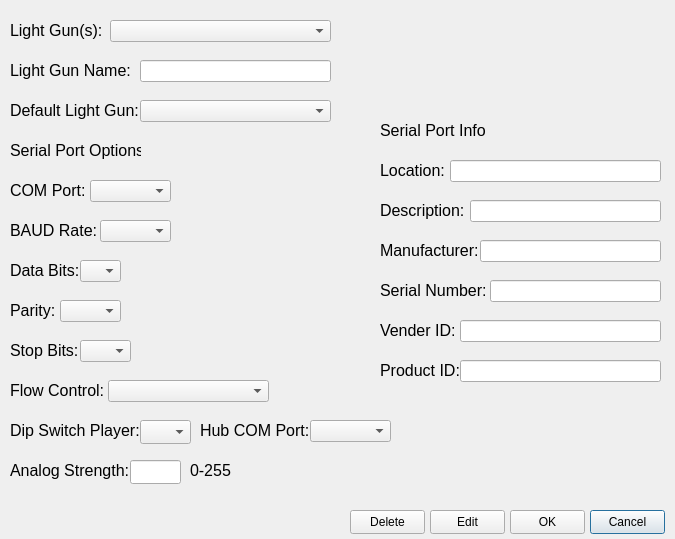
Old version of the form Windows/editLightGunWindow.ui in the repository 6Bolt/Hook-Of-The-Reaper.
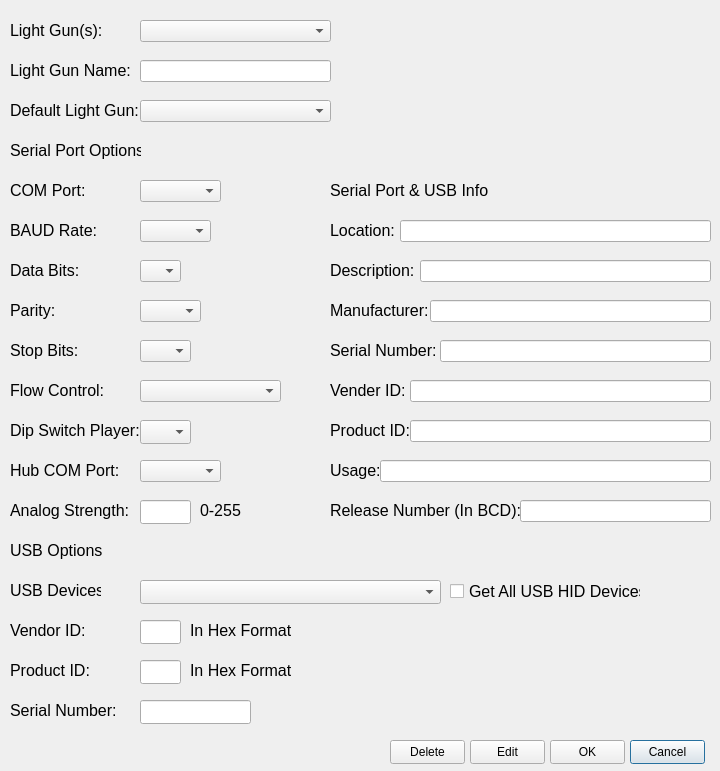
New version of the form.

Commit message: For v1.1.2 release. Added Support for Alien LG, which uses USB HID. Updated a lot of the windows.

```diff
--- a/Windows/editLightGunWindow.ui
+++ b/Windows/editLightGunWindow.ui
@@ -6,8 +6,8 @@
    <rect>
     <x>0</x>
     <y>0</y>
-    <width>675</width>
-    <height>539</height>
+    <width>720</width>
+    <height>771</height>
    </rect>
   </property>
   <property name="font">
@@ -183,9 +183,9 @@
   <widget class="QComboBox" name="savedLightGunsComboBox">
    <property name="geometry">
     <rect>
-     <x>110</x>
+     <x>140</x>
      <y>20</y>
-     <width>221</width>
+     <width>191</width>
      <height>22</height>
     </rect>
    </property>
@@ -216,7 +216,7 @@
   <widget class="QComboBox" name="baudSpeedComboBox">
    <property name="geometry">
     <rect>
-     <x>100</x>
+     <x>140</x>
      <y>220</y>
      <width>71</width>
      <height>22</height>
@@ -244,7 +244,7 @@
   <widget class="QComboBox" name="comPortComboBox">
    <property name="geometry">
     <rect>
-     <x>90</x>
+     <x>140</x>
      <y>180</y>
      <width>81</width>
      <height>22</height>
@@ -254,7 +254,7 @@
   <widget class="QComboBox" name="dataBitsComboBox">
    <property name="geometry">
     <rect>
-     <x>80</x>
+     <x>140</x>
      <y>260</y>
      <width>41</width>
      <height>22</height>
@@ -264,7 +264,7 @@
   <widget class="QComboBox" name="parityComboBox">
    <property name="geometry">
     <rect>
-     <x>60</x>
+     <x>140</x>
      <y>300</y>
      <width>61</width>
      <height>22</height>
@@ -274,7 +274,7 @@
   <widget class="QComboBox" name="stopBitsComboBox">
    <property name="geometry">
     <rect>
-     <x>80</x>
+     <x>140</x>
      <y>340</y>
      <width>51</width>
      <height>22</height>
@@ -284,9 +284,9 @@
   <widget class="QComboBox" name="flowControlComboBox">
    <property name="geometry">
     <rect>
-     <x>108</x>
+     <x>140</x>
      <y>380</y>
-     <width>161</width>
+     <width>141</width>
      <height>22</height>
     </rect>
    </property>
@@ -294,8 +294,8 @@
   <widget class="QPushButton" name="cancelPushButton">
    <property name="geometry">
     <rect>
-     <x>590</x>
-     <y>510</y>
+     <x>630</x>
+     <y>740</y>
      <width>75</width>
      <height>24</height>
     </rect>
@@ -315,8 +315,8 @@
   <widget class="QPushButton" name="okPushButton">
    <property name="geometry">
     <rect>
-     <x>510</x>
-     <y>510</y>
+     <x>550</x>
+     <y>740</y>
      <width>75</width>
      <height>24</height>
     </rect>
@@ -336,8 +336,8 @@
   <widget class="QPushButton" name="editPushButton">
    <property name="geometry">
     <rect>
-     <x>430</x>
-     <y>510</y>
+     <x>470</x>
+     <y>740</y>
      <width>75</width>
      <height>24</height>
     </rect>
@@ -357,9 +357,9 @@
   <widget class="QLabel" name="label_19">
    <property name="geometry">
     <rect>
-     <x>380</x>
-     <y>110</y>
-     <width>111</width>
+     <x>330</x>
+     <y>170</y>
+     <width>161</width>
      <height>41</height>
     </rect>
    </property>
@@ -369,15 +369,15 @@
     </font>
    </property>
    <property name="text">
-    <string>Serial Port Info</string>
+    <string>Serial Port &amp; USB Info</string>
    </property>
   </widget>
   <widget class="QLineEdit" name="locationLlineEdit">
    <property name="geometry">
     <rect>
-     <x>450</x>
-     <y>160</y>
-     <width>211</width>
+     <x>400</x>
+     <y>220</y>
+     <width>311</width>
      <height>22</height>
     </rect>
    </property>
@@ -393,8 +393,8 @@
   <widget class="QLabel" name="label_14">
    <property name="geometry">
     <rect>
-     <x>380</x>
-     <y>190</y>
+     <x>330</x>
+     <y>250</y>
      <width>91</width>
      <height>41</height>
     </rect>
@@ -411,9 +411,9 @@
   <widget class="QLineEdit" name="descriptionLineEdit">
    <property name="geometry">
     <rect>
-     <x>470</x>
-     <y>200</y>
-     <width>191</width>
+     <x>420</x>
+     <y>260</y>
+     <width>291</width>
      <height>22</height>
     </rect>
    </property>
@@ -429,9 +429,9 @@
   <widget class="QLineEdit" name="manufactureLineEdit">
    <property name="geometry">
     <rect>
-     <x>480</x>
-     <y>240</y>
-     <width>181</width>
+     <x>430</x>
+     <y>300</y>
+     <width>281</width>
      <height>22</height>
     </rect>
    </property>
@@ -447,8 +447,8 @@
   <widget class="QLabel" name="label_15">
    <property name="geometry">
     <rect>
-     <x>380</x>
-     <y>230</y>
+     <x>330</x>
+     <y>290</y>
      <width>101</width>
      <height>41</height>
     </rect>
@@ -465,9 +465,9 @@
   <widget class="QLineEdit" name="vendorIDLineEdit">
    <property name="geometry">
     <rect>
-     <x>460</x>
-     <y>320</y>
-     <width>201</width>
+     <x>410</x>
+     <y>380</y>
+     <width>301</width>
      <height>22</height>
     </rect>
    </property>
@@ -483,9 +483,9 @@
   <widget class="QLineEdit" name="serialNumLineEdit">
    <property name="geometry">
     <rect>
-     <x>490</x>
-     <y>280</y>
-     <width>171</width>
+     <x>440</x>
+     <y>340</y>
+     <width>271</width>
      <height>22</height>
     </rect>
    </property>
@@ -501,8 +501,8 @@
   <widget class="QLabel" name="label_17">
    <property name="geometry">
     <rect>
-     <x>380</x>
-     <y>310</y>
+     <x>330</x>
+     <y>370</y>
      <width>81</width>
      <height>41</height>
     </rect>
@@ -519,8 +519,8 @@
   <widget class="QLabel" name="label_18">
    <property name="geometry">
     <rect>
-     <x>380</x>
-     <y>350</y>
+     <x>330</x>
+     <y>410</y>
      <width>81</width>
      <height>41</height>
     </rect>
@@ -537,9 +537,9 @@
   <widget class="QLineEdit" name="productIDLineEdit">
    <property name="geometry">
     <rect>
-     <x>460</x>
-     <y>360</y>
-     <width>201</width>
+     <x>410</x>
+     <y>420</y>
+     <width>301</width>
      <height>22</height>
     </rect>
    </property>
@@ -550,8 +550,8 @@
   <widget class="QLabel" name="label_16">
    <property name="geometry">
     <rect>
-     <x>380</x>
-     <y>270</y>
+     <x>330</x>
+     <y>330</y>
      <width>111</width>
      <height>41</height>
     </rect>
@@ -568,8 +568,8 @@
   <widget class="QLabel" name="label_20">
    <property name="geometry">
     <rect>
-     <x>380</x>
-     <y>150</y>
+     <x>330</x>
+     <y>210</y>
      <width>71</width>
      <height>41</height>
     </rect>
@@ -586,8 +586,8 @@
   <widget class="QPushButton" name="deletePushButton">
    <property name="geometry">
     <rect>
-     <x>350</x>
-     <y>510</y>
+     <x>390</x>
+     <y>740</y>
      <width>75</width>
      <height>24</height>
     </rect>
@@ -639,7 +639,7 @@
    <property name="geometry">
     <rect>
      <x>10</x>
-     <y>450</y>
+     <y>490</y>
      <width>121</width>
      <height>41</height>
     </rect>
@@ -659,8 +659,8 @@
    </property>
    <property name="geometry">
     <rect>
-     <x>130</x>
-     <y>460</y>
+     <x>140</x>
+     <y>500</y>
      <width>51</width>
      <height>24</height>
     </rect>
@@ -677,8 +677,8 @@
   <widget class="QLabel" name="label_12">
    <property name="geometry">
     <rect>
-     <x>190</x>
-     <y>450</y>
+     <x>200</x>
+     <y>490</y>
      <width>51</width>
      <height>41</height>
     </rect>
@@ -695,8 +695,8 @@
   <widget class="QLabel" name="label_21">
    <property name="geometry">
     <rect>
-     <x>200</x>
-     <y>410</y>
+     <x>10</x>
+     <y>450</y>
      <width>111</width>
      <height>41</height>
     </rect>
@@ -713,8 +713,8 @@
   <widget class="QComboBox" name="hubComComboBox">
    <property name="geometry">
     <rect>
-     <x>310</x>
-     <y>420</y>
+     <x>140</x>
+     <y>460</y>
      <width>81</width>
      <height>22</height>
     </rect>
@@ -725,6 +725,303 @@
     </font>
    </property>
   </widget>
+  <widget class="QLineEdit" name="usageLineEdit">
+   <property name="geometry">
+    <rect>
+     <x>380</x>
+     <y>460</y>
+     <width>331</width>
+     <height>22</height>
+    </rect>
+   </property>
+   <property name="font">
+    <font>
+     <pointsize>10</pointsize>
+    </font>
+   </property>
+   <property name="alignment">
+    <set>Qt::AlignmentFlag::AlignRight|Qt::AlignmentFlag::AlignTrailing|Qt::AlignmentFlag::AlignVCenter</set>
+   </property>
+  </widget>
+  <widget class="QLineEdit" name="releaseNumLineEdit">
+   <property name="geometry">
+    <rect>
+     <x>520</x>
+     <y>500</y>
+     <width>191</width>
+     <height>22</height>
+    </rect>
+   </property>
+   <property name="font">
+    <font>
+     <pointsize>10</pointsize>
+    </font>
+   </property>
+   <property name="alignment">
+    <set>Qt::AlignmentFlag::AlignRight|Qt::AlignmentFlag::AlignTrailing|Qt::AlignmentFlag::AlignVCenter</set>
+   </property>
+  </widget>
+  <widget class="QLabel" name="label_22">
+   <property name="geometry">
+    <rect>
+     <x>330</x>
+     <y>450</y>
+     <width>51</width>
+     <height>41</height>
+    </rect>
+   </property>
+   <property name="font">
+    <font>
+     <pointsize>12</pointsize>
+    </font>
+   </property>
+   <property name="text">
+    <string>Usage:</string>
+   </property>
+  </widget>
+  <widget class="QLabel" name="label_28">
+   <property name="geometry">
+    <rect>
+     <x>330</x>
+     <y>490</y>
+     <width>191</width>
+     <height>41</height>
+    </rect>
+   </property>
+   <property name="font">
+    <font>
+     <pointsize>12</pointsize>
+    </font>
+   </property>
+   <property name="text">
+    <string>Release Number (In BCD):</string>
+   </property>
+  </widget>
+  <widget class="QLabel" name="label_27">
+   <property name="geometry">
+    <rect>
+     <x>10</x>
+     <y>570</y>
+     <width>91</width>
+     <height>41</height>
+    </rect>
+   </property>
+   <property name="font">
+    <font>
+     <pointsize>12</pointsize>
+    </font>
+   </property>
+   <property name="text">
+    <string>USB Devices:</string>
+   </property>
+  </widget>
+  <widget class="QLineEdit" name="productIDUSBLineEdit">
+   <property name="geometry">
+    <rect>
+     <x>140</x>
+     <y>660</y>
+     <width>41</width>
+     <height>24</height>
+    </rect>
+   </property>
+   <property name="font">
+    <font>
+     <pointsize>10</pointsize>
+    </font>
+   </property>
+   <property name="alignment">
+    <set>Qt::AlignmentFlag::AlignRight|Qt::AlignmentFlag::AlignTrailing|Qt::AlignmentFlag::AlignVCenter</set>
+   </property>
+   <property name="readOnly">
+    <bool>true</bool>
+   </property>
+  </widget>
+  <widget class="QLineEdit" name="serialUSBLineEdit">
+   <property name="geometry">
+    <rect>
+     <x>140</x>
+     <y>700</y>
+     <width>111</width>
+     <height>24</height>
+    </rect>
+   </property>
+   <property name="font">
+    <font>
+     <pointsize>10</pointsize>
+    </font>
+   </property>
+   <property name="alignment">
+    <set>Qt::AlignmentFlag::AlignRight|Qt::AlignmentFlag::AlignTrailing|Qt::AlignmentFlag::AlignVCenter</set>
+   </property>
+   <property name="readOnly">
+    <bool>true</bool>
+   </property>
+  </widget>
+  <widget class="QLabel" name="label_23">
+   <property name="geometry">
+    <rect>
+     <x>10</x>
+     <y>610</y>
+     <width>81</width>
+     <height>41</height>
+    </rect>
+   </property>
+   <property name="font">
+    <font>
+     <pointsize>12</pointsize>
+    </font>
+   </property>
+   <property name="text">
+    <string>Vendor ID:</string>
+   </property>
+  </widget>
+  <widget class="QLabel" name="label_24">
+   <property name="geometry">
+    <rect>
+     <x>10</x>
+     <y>530</y>
+     <width>131</width>
+     <height>41</height>
+    </rect>
+   </property>
+   <property name="font">
+    <font>
+     <pointsize>12</pointsize>
+    </font>
+   </property>
+   <property name="text">
+    <string>USB Options</string>
+   </property>
+   <property name="alignment">
+    <set>Qt::AlignmentFlag::AlignLeading|Qt::AlignmentFlag::AlignLeft|Qt::AlignmentFlag::AlignVCenter</set>
+   </property>
+  </widget>
+  <widget class="QComboBox" name="usbDevicesComboBox">
+   <property name="geometry">
+    <rect>
+     <x>140</x>
+     <y>580</y>
+     <width>301</width>
+     <height>24</height>
+    </rect>
+   </property>
+   <property name="font">
+    <font>
+     <pointsize>10</pointsize>
+    </font>
+   </property>
+  </widget>
+  <widget class="QLabel" name="label_25">
+   <property name="geometry">
+    <rect>
+     <x>10</x>
+     <y>650</y>
+     <width>81</width>
+     <height>41</height>
+    </rect>
+   </property>
+   <property name="font">
+    <font>
+     <pointsize>12</pointsize>
+    </font>
+   </property>
+   <property name="text">
+    <string>Product ID:</string>
+   </property>
+  </widget>
+  <widget class="QLabel" name="label_26">
+   <property name="geometry">
+    <rect>
+     <x>190</x>
+     <y>650</y>
+     <width>101</width>
+     <height>41</height>
+    </rect>
+   </property>
+   <property name="font">
+    <font>
+     <pointsize>12</pointsize>
+    </font>
+   </property>
+   <property name="text">
+    <string>In Hex Format</string>
+   </property>
+  </widget>
+  <widget class="QLabel" name="label_29">
+   <property name="geometry">
+    <rect>
+     <x>190</x>
+     <y>610</y>
+     <width>101</width>
+     <height>41</height>
+    </rect>
+   </property>
+   <property name="font">
+    <font>
+     <pointsize>12</pointsize>
+    </font>
+   </property>
+   <property name="text">
+    <string>In Hex Format</string>
+   </property>
+  </widget>
+  <widget class="QLineEdit" name="vendorIDUSBLineEdit">
+   <property name="geometry">
+    <rect>
+     <x>140</x>
+     <y>620</y>
+     <width>41</width>
+     <height>24</height>
+    </rect>
+   </property>
+   <property name="font">
+    <font>
+     <pointsize>10</pointsize>
+    </font>
+   </property>
+   <property name="alignment">
+    <set>Qt::AlignmentFlag::AlignRight|Qt::AlignmentFlag::AlignTrailing|Qt::AlignmentFlag::AlignVCenter</set>
+   </property>
+   <property name="readOnly">
+    <bool>true</bool>
+   </property>
+  </widget>
+  <widget class="QLabel" name="label_30">
+   <property name="geometry">
+    <rect>
+     <x>10</x>
+     <y>690</y>
+     <width>111</width>
+     <height>41</height>
+    </rect>
+   </property>
+   <property name="font">
+    <font>
+     <pointsize>12</pointsize>
+    </font>
+   </property>
+   <property name="text">
+    <string>Serial Number:</string>
+   </property>
+  </widget>
+  <widget class="QCheckBox" name="allHIDDevicesCheckBox">
+   <property name="geometry">
+    <rect>
+     <x>450</x>
+     <y>580</y>
+     <width>191</width>
+     <height>22</height>
+    </rect>
+   </property>
+   <property name="font">
+    <font>
+     <pointsize>12</pointsize>
+    </font>
+   </property>
+   <property name="text">
+    <string>Get All USB HID Devices</string>
+   </property>
+  </widget>
  </widget>
  <tabstops>
   <tabstop>savedLightGunsComboBox</tabstop>
```
The commit also changes 36 other files.
